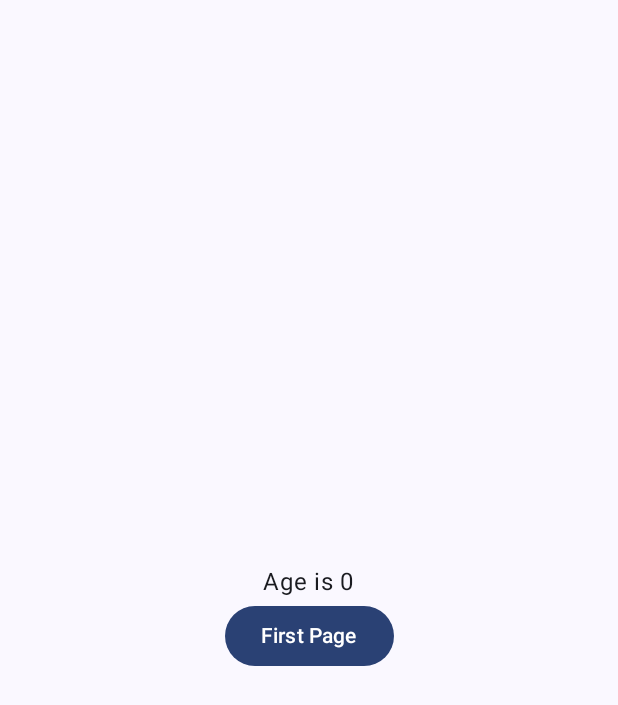
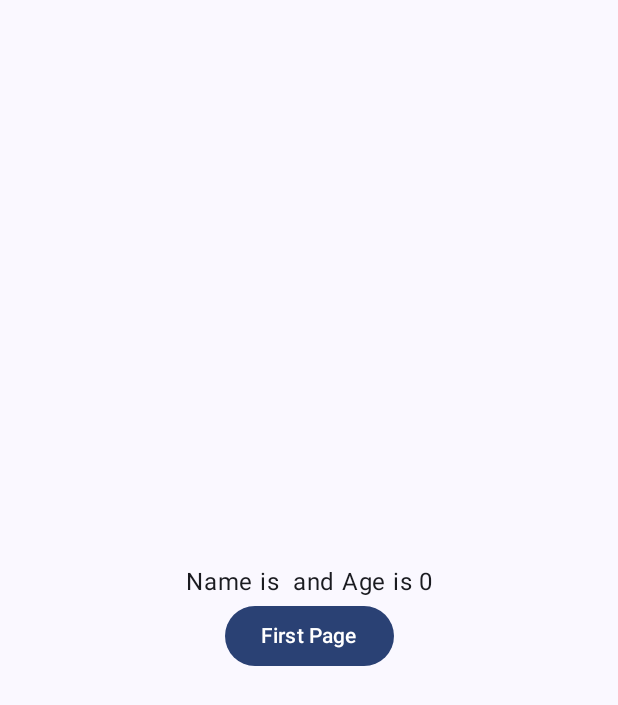
Before and after one commit to suprabhatkr/NavigationAndroid, an Android app built with Jetpack Compose: the composable thirdPage called with empty values, on a phone screen of 412 x 824 dp. Shown: the top 705 px of the screen. Run offline under Robolectric (Android 15) with nearby library versions, the phone set to English and light mode, and no system bars.

Commit message:
Passing integer as well to next page.

```diff
--- a/app/src/main/java/com/example/navigatepages/SecondPage.kt
+++ b/app/src/main/java/com/example/navigatepages/SecondPage.kt
@@ -14,7 +14,7 @@ import androidx.compose.ui.Modifier
 import androidx.compose.ui.text.style.LineHeightStyle
 
 @Composable
-fun secondPage(name : String, modifier: Modifier, goToFirstPage : (Int) -> Unit) {
+fun secondPage(name : String, modifier: Modifier, goToFirstPage : (String, Int) -> Unit) {
 
     val input = remember { mutableStateOf("") }
 
@@ -25,7 +25,7 @@ fun secondPage(name : String, modifier: Modifier, goToFirstPage : (Int) -> Unit)
         TextField(value = input.value, onValueChange = {
             input.value = it
         })
-        Button(onClick = { goToFirstPage(input.value.toInt()) }) {
+        Button(onClick = { goToFirstPage(name, input.value.toInt()) }) {
             Text(text = "Third Page")
         }
     }
--- a/app/src/main/java/com/example/navigatepages/ThirdPage.kt
+++ b/app/src/main/java/com/example/navigatepages/ThirdPage.kt
@@ -11,12 +11,16 @@ import androidx.compose.ui.Modifier
 import androidx.compose.ui.text.style.LineHeightStyle
 
 @Composable
-fun thirdPage(age : Int, modifier: Modifier, goToFirstPage : () -> Unit) {
+fun thirdPage(
+    name : String,
+    age : Int,
+    modifier: Modifier, goToFirstPage : () -> Unit
+) {
 
     Column (modifier = modifier.fillMaxSize(),
         verticalArrangement = Arrangement.Center,
         horizontalAlignment = Alignment.CenterHorizontally){
-        Text(text = "Age is $age")
+        Text(text = "Name is $name and Age is $age")
         Button(onClick = { goToFirstPage() }) {
             Text(text = "First Page")
         }
```
Also changed, not shown: app/src/main/java/com/example/navigatepages/MainActivity.kt (+5 -4 lines).
